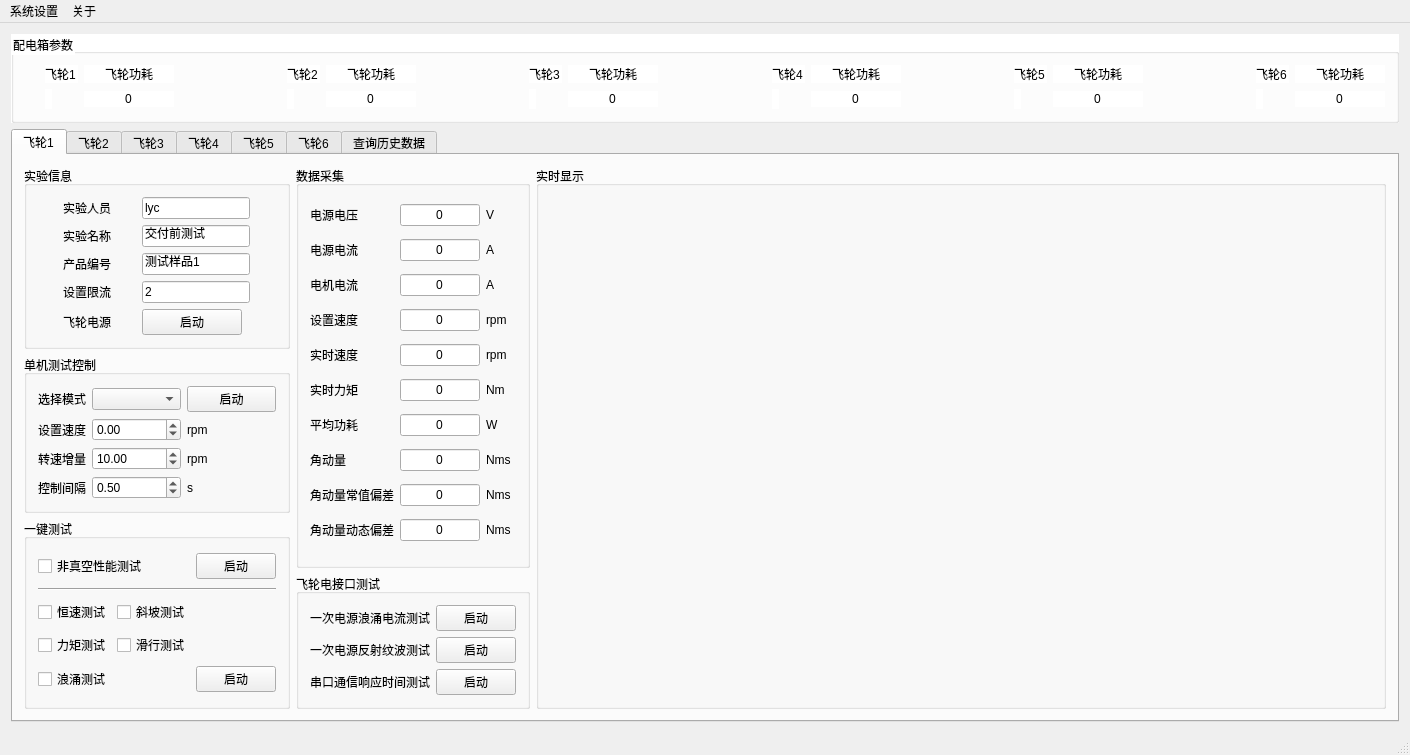
Old version of the form mainwindow.ui in the repository jamermontane/4nmflywheel.
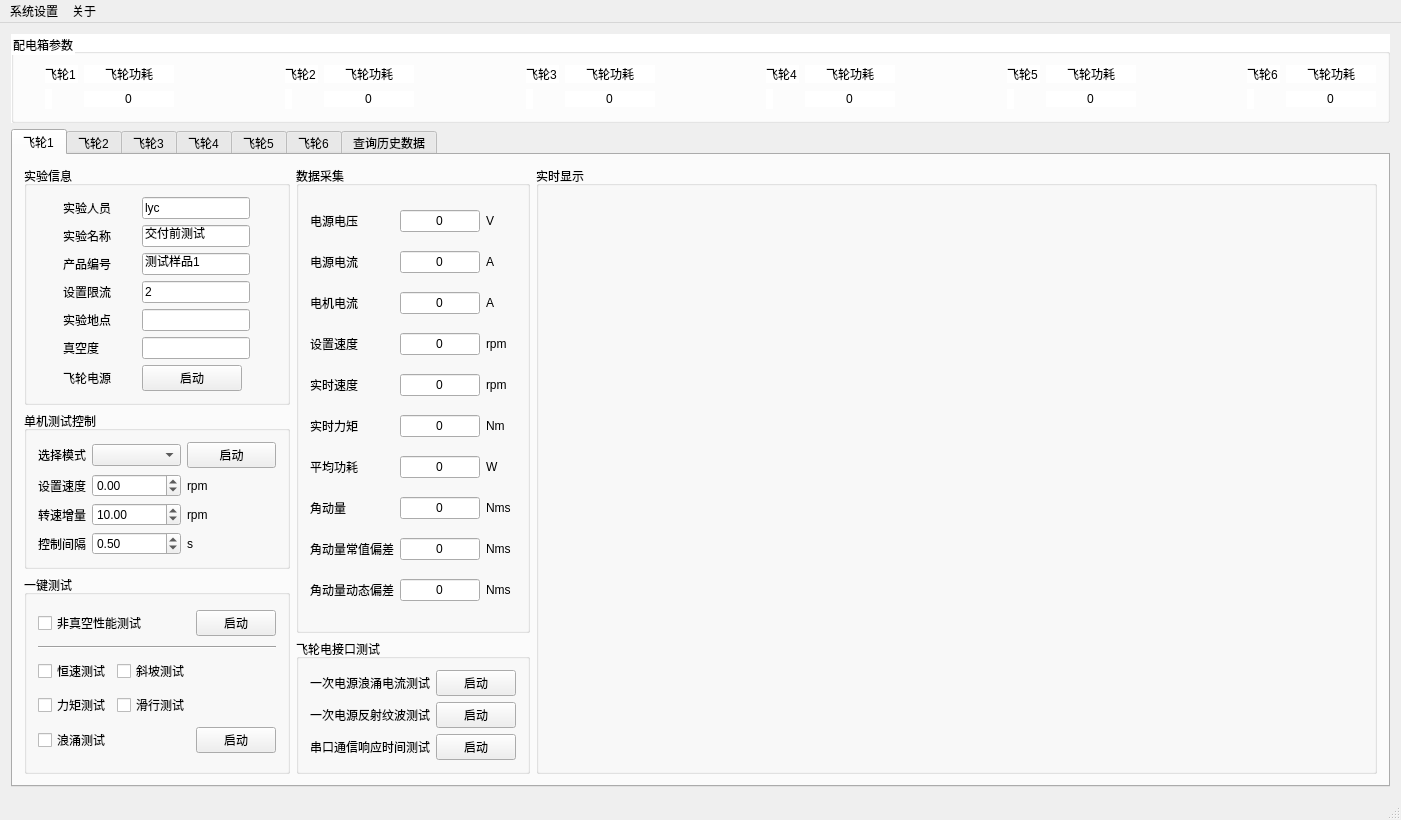
New version of the form. The open tabs and pages were chosen to show the change. Icons and pictures are not drawn. Custom widgets are drawn as their Qt base class.

What changed in the file:
```diff
--- a/mainwindow.ui
+++ b/mainwindow.ui
@@ -6,8 +6,8 @@
    <rect>
     <x>0</x>
     <y>0</y>
-    <width>1410</width>
-    <height>755</height>
+    <width>1401</width>
+    <height>820</height>
    </rect>
   </property>
   <property name="windowTitle">
@@ -1365,6 +1365,52 @@
             </widget>
            </item>
            <item row="4" column="0">
+            <widget class="QLabel" name="label_15">
+             <property name="text">
+              <string>实验地点</string>
+             </property>
+            </widget>
+           </item>
+           <item row="4" column="1">
+            <widget class="QLineEdit" name="lineEdit_exp_address">
+             <property name="sizePolicy">
+              <sizepolicy hsizetype="Fixed" vsizetype="Fixed">
+               <horstretch>0</horstretch>
+               <verstretch>0</verstretch>
+              </sizepolicy>
+             </property>
+             <property name="maximumSize">
+              <size>
+               <width>130</width>
+               <height>16777215</height>
+              </size>
+             </property>
+            </widget>
+           </item>
+           <item row="5" column="0">
+            <widget class="QLabel" name="label_16">
+             <property name="text">
+              <string>真空度</string>
+             </property>
+            </widget>
+           </item>
+           <item row="5" column="1">
+            <widget class="QLineEdit" name="lineEdit_vacuum">
+             <property name="sizePolicy">
+              <sizepolicy hsizetype="Fixed" vsizetype="Fixed">
+               <horstretch>0</horstretch>
+               <verstretch>0</verstretch>
+              </sizepolicy>
+             </property>
+             <property name="maximumSize">
+              <size>
+               <width>130</width>
+               <height>16777215</height>
+              </size>
+             </property>
+            </widget>
+           </item>
+           <item row="6" column="0">
             <widget class="QLabel" name="label_32">
              <property name="sizePolicy">
               <sizepolicy hsizetype="Fixed" vsizetype="Preferred">
@@ -1377,7 +1423,7 @@
              </property>
             </widget>
            </item>
-           <item row="4" column="1">
+           <item row="6" column="1">
             <widget class="QPushButton" name="pushButton_system_power_1">
              <property name="maximumSize">
               <size>
@@ -1800,7 +1846,7 @@
     <rect>
      <x>0</x>
      <y>0</y>
-     <width>1410</width>
+     <width>1401</width>
      <height>26</height>
     </rect>
    </property>
```
Left out of the diff: 2 changed lines with no effect on the pictures.
